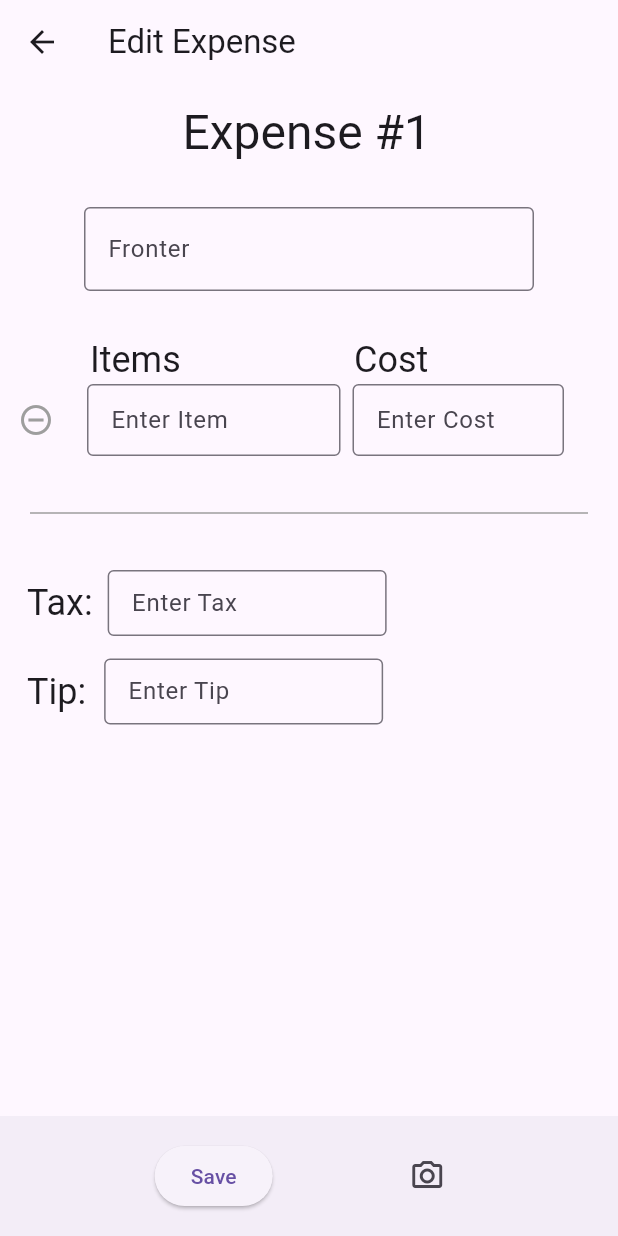
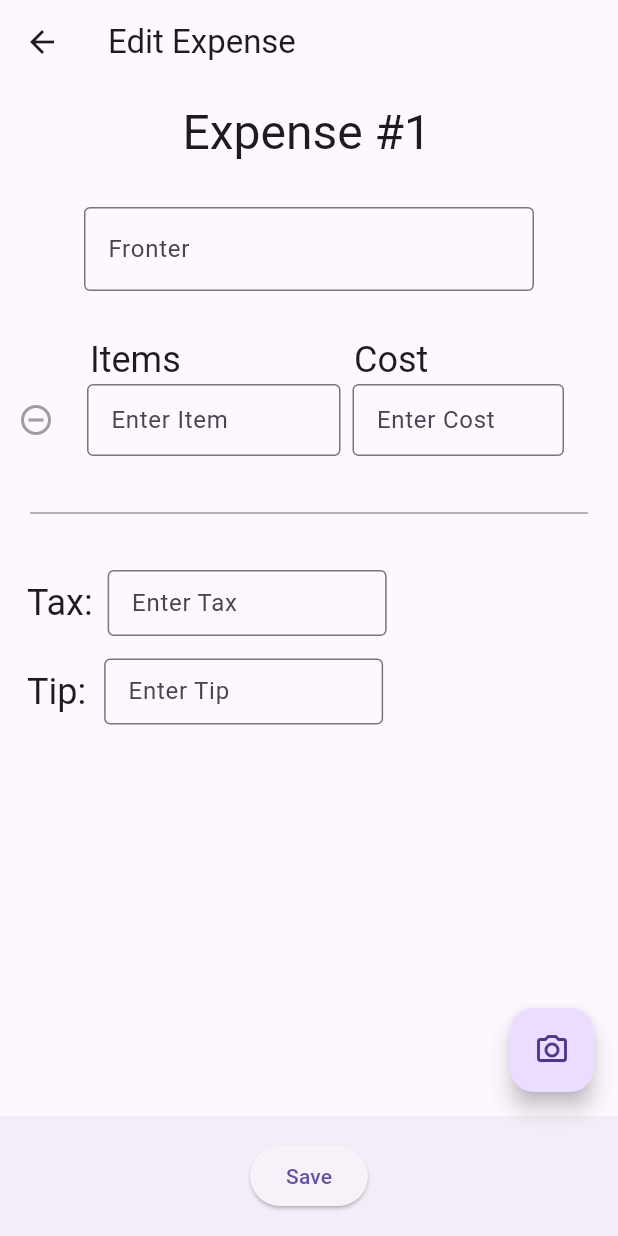
Before and after one commit to bradhu25/QuirkyQuarters, a Flutter app: the EditExpenseRoute screen opened directly, on a phone screen of 412 x 824 dp. Run offline on Flutter 3.47's test engine with Material 3 defaults, Android fonts, the phone set to English and light mode, and no system bars; our stand-ins replace camera, cloud_firestore, firebase_core, image_picker, permission_handler; missing offline and left inert: dart:ffi; accounts and stored records are empty.

Commit message:
made camera button into floating button and centered Save button

```diff
--- a/lib/screens/edit_expense.dart
+++ b/lib/screens/edit_expense.dart
@@ -1,3 +1,5 @@
+import 'dart:ffi';
+
 import 'package:flutter/material.dart';
 import 'package:quirky_quarters/screens/receipt_summary.dart';
 import 'package:cloud_firestore/cloud_firestore.dart';
@@ -418,11 +420,15 @@ Widget build(BuildContext context) {
           ),
         ),
       ),
+      floatingActionButton: FloatingActionButton(
+        onPressed: _handleCameraPermissionAndNavigate,
+        tooltip: 'Take Picture',
+        child: Icon(Icons.camera_alt_outlined),
+      ),
+      floatingActionButtonLocation: FloatingActionButtonLocation.endFloat,
       bottomNavigationBar: BottomAppBar(
-            child: Padding(
-              padding: const EdgeInsets.symmetric(horizontal: 8.0, vertical: 8.0),
         child: Row(
-                mainAxisAlignment: MainAxisAlignment.spaceEvenly,
+            mainAxisAlignment: MainAxisAlignment.center,
             children: [
               ElevatedButton(
                 onPressed: () {
@@ -430,16 +436,9 @@ Widget build(BuildContext context) {
                 },
                 child: const Text('Save'),
               ),
-                  IconButton(
-                    icon: Icon(Icons.camera_alt_outlined),
-                    onPressed: _handleCameraPermissionAndNavigate,
-                  ),
             ],
           ),
         ),
       ),
-      ),
-
-    );
+  );}
   }
-}
```
Lines whose indentation alone changed are shown as unchanged.
